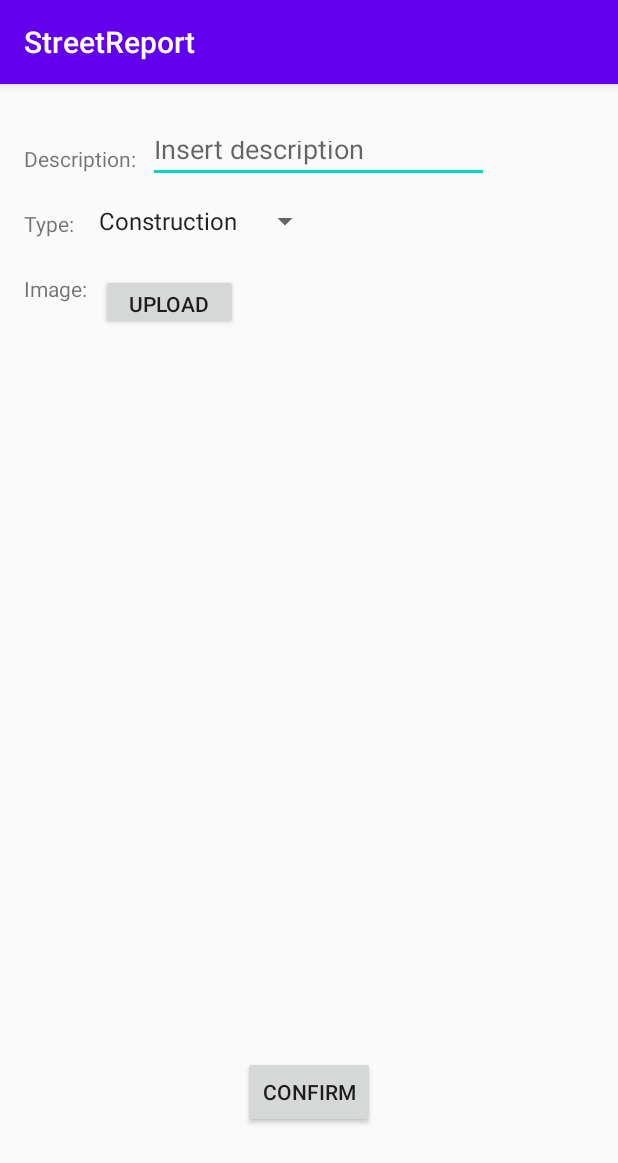
After one commit to rodrigosa7/StreetReport, an Android app: the AddReport screen opened directly, with no data from a screen before it, on a phone screen of 412 x 824 dp. The commit adds this screen. Shown: the top 1163 px of the screen. Run offline under Robolectric (Android 15) with nearby library versions, the phone set to English and light mode, and no system bars; pictures from the network do not load.

Commit message:
Add Reports, Layouts e correção de codigo

```diff
--- a/app/src/main/AndroidManifest.xml
+++ b/app/src/main/AndroidManifest.xml
@@ -1,7 +1,6 @@
 <?xml version="1.0" encoding="utf-8"?>
 <manifest xmlns:android="http://schemas.android.com/apk/res/android"
     package="ipvc.estg.streetreport">
-
     <!--
          The ACCESS_COARSE/FINE_LOCATION permissions are not required to use
          Google Maps Android API v2, but you must specify either coarse or fine
@@ -9,6 +8,7 @@
     -->
     <uses-permission android:name="android.permission.ACCESS_FINE_LOCATION" />
     <uses-permission android:name="android.permission.INTERNET" />
+    <uses-permission android:name="android.permission.READ_EXTERNAL_STORAGE"/>
 
     <application
         android:allowBackup="true"
@@ -33,12 +33,14 @@
 
         <activity
             android:name=".ReportMapa"
-            android:label="@string/title_activity_report_mapa"></activity>
+            android:label="@string/title_activity_report_mapa" />
         <activity android:name=".ListReports" />
         <activity android:name=".EditNote" />
         <activity android:name=".AddNote" />
         <activity android:name=".Notes" />
+        <activity android:name=".AddReport"/>
         <activity android:name=".MainActivity">
+
             <intent-filter>
                 <action android:name="android.intent.action.MAIN" />
 
--- a/app/src/main/java/ipvc/estg/streetreport/AddNote.kt
+++ b/app/src/main/java/ipvc/estg/streetreport/AddNote.kt
@@ -7,9 +7,6 @@ import android.os.Bundle
 import android.text.TextUtils
 import android.widget.Button
 import android.widget.EditText
-import ipvc.estg.streetreport.R.string.emptyField
-import kotlinx.android.synthetic.main.recycler_line.*
-import java.util.*
 
 class AddNote : AppCompatActivity() {
 
@@ -20,7 +17,7 @@ class AddNote : AppCompatActivity() {
         super.onCreate(savedInstanceState)
         setContentView(R.layout.activity_add_note)
 
-        editTitle = findViewById(R.id.inputName)
+        editTitle = findViewById(R.id.inputDescReport)
         editDesc = findViewById(R.id.inputDesc)
         val erro = getString(R.string.emptyField)
         val button = findViewById<Button>(R.id.confirmbtn)
--- a/app/src/main/java/ipvc/estg/streetreport/adapter/ReportAdapter.kt
+++ b/app/src/main/java/ipvc/estg/streetreport/adapter/ReportAdapter.kt
@@ -29,7 +29,7 @@ class ReportViewHolder(itemView : View): RecyclerView.ViewHolder(itemView){
 
     fun bind(report: Report) {
         reportDesc.text = report.descricao
-        reportURL.text = report.foto
+        reportURL.text = report.imagem
     }
 
 }
--- a/app/src/main/java/ipvc/estg/streetreport/api/EndPoints.kt
+++ b/app/src/main/java/ipvc/estg/streetreport/api/EndPoints.kt
@@ -1,6 +1,8 @@
 package ipvc.estg.streetreport.api
 
 
+import okhttp3.MultipartBody
+import okhttp3.RequestBody
 import retrofit2.Call
 import retrofit2.http.*
 
@@ -13,4 +15,17 @@ interface EndPoints {
     @POST("utilizador")
     fun login(@Field("username") first: String?,@Field("password") second: String?): Call<Login>
 
+    @GET("tipo")
+    fun getTipos(): Call<List<Tipo>>
+
+    @Multipart
+    @POST("reports")
+    fun createReport(
+        @Part("desc") desc: RequestBody,
+        @Part("lat") lat: RequestBody,
+        @Part("long") long: RequestBody,
+        @Part("user_id") user_id: RequestBody,
+        @Part("tipo_id") tipo_id: RequestBody,
+        @Part imagem: MultipartBody.Part
+    ): Call<OutputPostReport>
 }
--- /dev/null
+++ b/app/src/main/java/ipvc/estg/streetreport/api/OutputPostReport.kt
@@ -0,0 +1,6 @@
+package ipvc.estg.streetreport.api
+
+class OutputPostReport (
+     val status: Boolean,
+     val msg: String
+)
--- a/app/src/main/java/ipvc/estg/streetreport/api/Report.kt
+++ b/app/src/main/java/ipvc/estg/streetreport/api/Report.kt
@@ -5,7 +5,8 @@ data class Report(
     val latitude: Double,
     val longitude: Double,
     val descricao: String,
-    val foto: String,
+    val imagem: String,
     val utilizador_id: Int,
-    val tipo: String
+    val tipo_id: String,
+    val nomeTipo: String
 )
--- /dev/null
+++ b/app/src/main/java/ipvc/estg/streetreport/api/Tipo.kt
@@ -0,0 +1,6 @@
+package ipvc.estg.streetreport.api
+
+data class Tipo(
+    val id: Int,
+    val nome: String
+)
--- a/app/src/main/res/layout/activity_add_note.xml
+++ b/app/src/main/res/layout/activity_add_note.xml
@@ -19,7 +19,7 @@
         app:layout_constraintTop_toTopOf="parent" />
 
     <EditText
-        android:id="@+id/inputName"
+        android:id="@+id/inputDescReport"
         android:layout_width="227dp"
         android:layout_height="38dp"
         android:layout_marginStart="64dp"
@@ -51,7 +51,7 @@
         android:gravity="start|top"
         android:hint="@string/hintDesc"
         android:inputType="textMultiLine"
-        app:layout_constraintStart_toStartOf="@+id/inputName"
+        app:layout_constraintStart_toStartOf="@+id/inputDescReport"
         app:layout_constraintTop_toBottomOf="@+id/nameText" />
 
     <Button
--- /dev/null
+++ b/app/src/main/res/layout/activity_add_report.xml
@@ -0,0 +1,92 @@
+<?xml version="1.0" encoding="utf-8"?>
+<androidx.constraintlayout.widget.ConstraintLayout xmlns:android="http://schemas.android.com/apk/res/android"
+    xmlns:app="http://schemas.android.com/apk/res-auto"
+    xmlns:tools="http://schemas.android.com/tools"
+    android:layout_width="match_parent"
+    android:layout_height="match_parent"
+    tools:context=".AddReport">
+
+    <TextView
+        android:id="@+id/descTextReport"
+        android:layout_width="wrap_content"
+        android:layout_height="wrap_content"
+        android:layout_marginStart="16dp"
+        android:layout_marginLeft="16dp"
+        android:layout_marginTop="40dp"
+        android:text="@string/desc"
+        app:layout_constraintStart_toStartOf="parent"
+        app:layout_constraintTop_toTopOf="parent" />
+
+    <EditText
+        android:id="@+id/inputDescReport"
+        android:layout_width="227dp"
+        android:layout_height="38dp"
+        android:layout_marginStart="8dp"
+        android:layout_marginLeft="8dp"
+        android:layout_marginTop="28dp"
+        android:ems="10"
+        android:hint="@string/hintDesc"
+        android:inputType="textPersonName"
+        android:text=""
+        app:layout_constraintStart_toEndOf="@+id/descTextReport"
+        app:layout_constraintTop_toTopOf="parent" />
+
+    <Spinner
+        android:id="@+id/spinnerTipos"
+        android:layout_width="wrap_content"
+        android:layout_height="wrap_content"
+        android:layout_marginStart="8dp"
+        android:layout_marginLeft="8dp"
+        android:layout_marginTop="20dp"
+        app:layout_constraintStart_toEndOf="@+id/textTipo"
+        app:layout_constraintTop_toBottomOf="@+id/descTextReport" />
+
+    <TextView
+        android:id="@+id/textTipo"
+        android:layout_width="wrap_content"
+        android:layout_height="wrap_content"
+        android:layout_marginTop="24dp"
+        android:text="@string/tipo"
+        app:layout_constraintStart_toStartOf="@+id/descTextReport"
+        app:layout_constraintTop_toBottomOf="@+id/descTextReport" />
+
+    <TextView
+        android:id="@+id/imageText"
+        android:layout_width="wrap_content"
+        android:layout_height="wrap_content"
+        android:layout_marginTop="24dp"
+        android:text="@string/image"
+        app:layout_constraintStart_toStartOf="@+id/textTipo"
+        app:layout_constraintTop_toBottomOf="@+id/textTipo" />
+
+    <Button
+        android:id="@+id/buttonUpload"
+        android:layout_width="91dp"
+        android:layout_height="37dp"
+        android:layout_marginStart="9dp"
+        android:layout_marginLeft="9dp"
+        android:onClick="chooseImage"
+        android:text="Upload"
+        app:layout_constraintStart_toEndOf="@+id/imageText"
+        app:layout_constraintTop_toTopOf="@+id/imageText" />
+
+    <ImageView
+        android:id="@+id/imagem"
+        android:layout_width="wrap_content"
+        android:layout_height="wrap_content"
+        android:layout_marginTop="44dp"
+        app:layout_constraintEnd_toEndOf="parent"
+        app:layout_constraintStart_toStartOf="parent"
+        app:layout_constraintTop_toBottomOf="@+id/buttonUpload"
+        tools:srcCompat="@tools:sample/avatars" />
+
+    <Button
+        android:id="@+id/confirmarBtn"
+        android:layout_width="wrap_content"
+        android:layout_height="wrap_content"
+        android:layout_marginBottom="72dp"
+        android:text="@string/confirmBtn"
+        app:layout_constraintBottom_toBottomOf="parent"
+        app:layout_constraintEnd_toEndOf="parent"
+        app:layout_constraintStart_toStartOf="parent" />
+</androidx.constraintlayout.widget.ConstraintLayout>
--- a/app/src/main/res/layout/activity_edit_note.xml
+++ b/app/src/main/res/layout/activity_edit_note.xml
@@ -18,7 +18,7 @@
         app:layout_constraintTop_toTopOf="parent" />
 
     <EditText
-        android:id="@+id/inputName"
+        android:id="@+id/inputDescReport"
         android:layout_width="227dp"
         android:layout_height="38dp"
         android:layout_marginStart="64dp"
@@ -50,7 +50,7 @@
         android:gravity="start|top"
         android:hint="@string/hintDesc"
         android:inputType="textMultiLine"
-        app:layout_constraintStart_toStartOf="@+id/inputName"
+        app:layout_constraintStart_toStartOf="@+id/inputDescReport"
         app:layout_constraintTop_toBottomOf="@+id/nameText" />
 
     <Button
--- a/app/src/main/res/values/strings.xml
+++ b/app/src/main/res/values/strings.xml
@@ -25,4 +25,18 @@
     <string name="sharedPref">preferences</string>
     <string name="userlogged">userlogged</string>
     <string name="logout">Logout</string>
+    <string name="obras">Construction</string>
+    <string name="acidente">Accident</string>
+    <string name="terreno">Terrain</string>
+
+    <string-array name="tipos">
+        <item>@string/obras</item>
+        <item>@string/acidente</item>
+        <item>@string/terreno</item>
+        <item>@string/outro</item>
+    </string-array>
+    <string name="outro">Other</string>
+    <string name="tipo">Type:</string>
+    <string name="image">Image:</string>
+    <string name="reportadd">Report Created</string>
 </resources>
```
Also changed, not shown: app/src/main/java/ipvc/estg/streetreport/AddReport.kt (added, +138 -0 lines), app/src/main/java/ipvc/estg/streetreport/EditNote.kt (+3 -5 lines), app/src/main/java/ipvc/estg/streetreport/ReportMapa.kt (+14 -3 lines), 1 other file.
